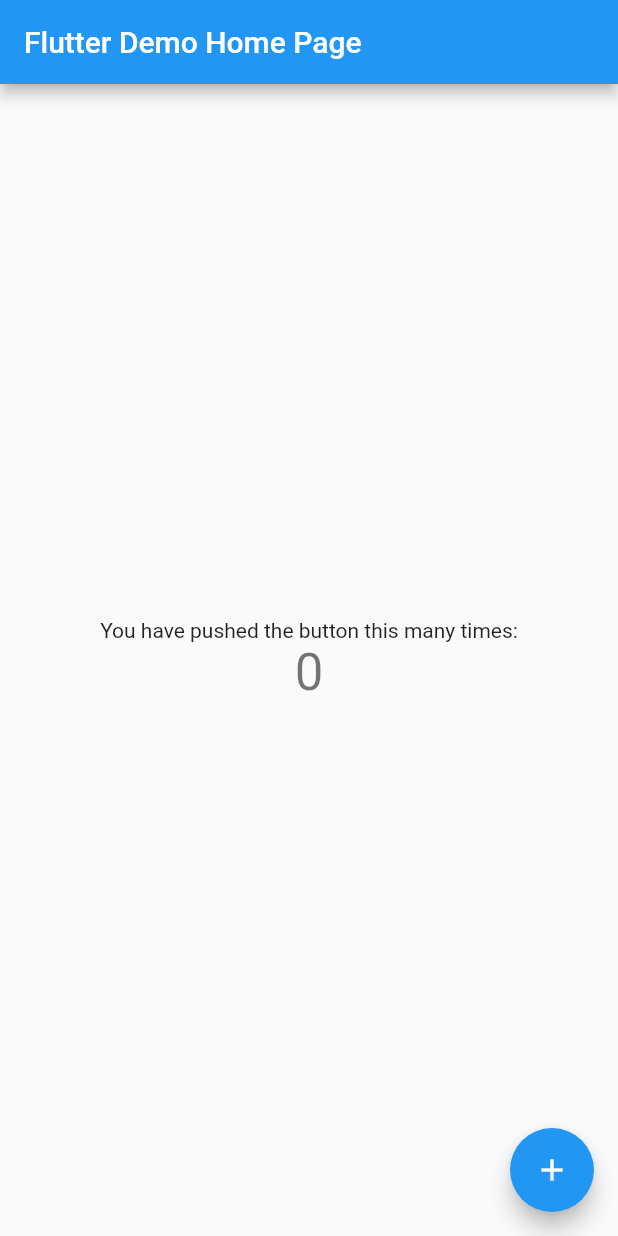
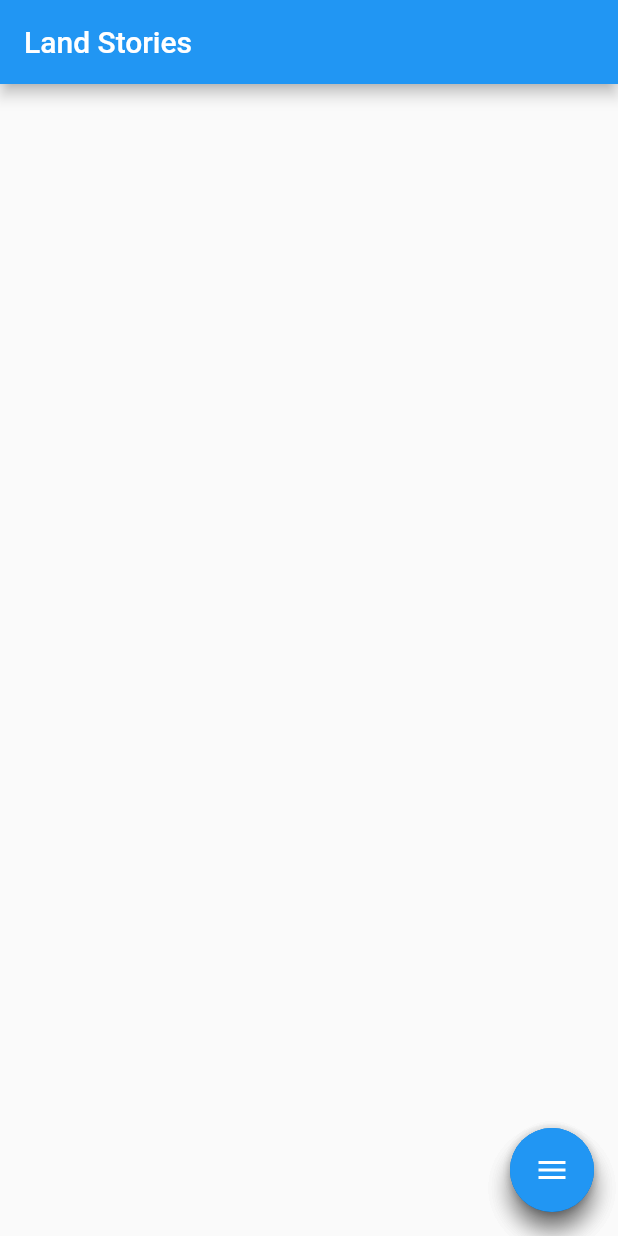
Before and after one commit to bradystroud/LandStories, a Flutter app: the screen it shows after launch, on a phone screen of 412 x 824 dp. Run offline on Flutter 3.47's test engine with Material 2 defaults, Android fonts, the phone set to English and light mode, and no system bars.

Commit message:
add fancyFAB

```diff
--- /dev/null
+++ b/app/land_stories/lib/fancyFab.dart
@@ -0,0 +1,135 @@
+import 'package:flutter/material.dart';
+
+
+// https://medium.com/@agungsurya/create-a-simple-animated-floatingactionbutton-in-flutter-2d24f37cfbcc
+
+class FancyFab extends StatefulWidget {
+  final Function() onPressed;
+  final String tooltip;
+  final IconData icon;
+
+  FancyFab({this.onPressed, this.tooltip, this.icon});
+
+  @override
+  _FancyFabState createState() => _FancyFabState();
+}
+
+class _FancyFabState extends State<FancyFab>
+    with SingleTickerProviderStateMixin {
+  bool isOpened = false;
+  AnimationController _animationController;
+  Animation<Color> _buttonColor;
+  Animation<double> _animateIcon;
+  Animation<double> _translateButton;
+  Curve _curve = Curves.easeOut;
+  double _fabHeight = 56.0;
+
+  @override
+  initState() {
+    _animationController =
+        AnimationController(vsync: this, duration: Duration(milliseconds: 500))
+          ..addListener(() {
+            setState(() {});
+          });
+    _animateIcon =
+        Tween<double>(begin: 0.0, end: 1.0).animate(_animationController);
+    _buttonColor = ColorTween(
+      begin: Colors.blue,
+      end: Colors.red,
+    ).animate(CurvedAnimation(
+      parent: _animationController,
+      curve: Interval(
+        0.00,
+        1.00,
+        curve: Curves.linear,
+      ),
+    ));
+    _translateButton = Tween<double>(
+      begin: _fabHeight,
+      end: -14.0,
+    ).animate(CurvedAnimation(
+      parent: _animationController,
+      curve: Interval(
+        0.0,
+        0.75,
+        curve: _curve,
+      ),
+    ));
+    super.initState();
+  }
+
+  @override
+  dispose() {
+    _animationController.dispose();
+    super.dispose();
+  }
+
+  animate() {
+    if (!isOpened) {
+      _animationController.forward();
+    } else {
+      _animationController.reverse();
+    }
+    isOpened = !isOpened;
+  }
+
+  Widget add() {
+    return Container(
+      child: FloatingActionButton(
+        onPressed: null,
+        tooltip: 'Add',
+        child: Icon(Icons.add),
+      ),
+    );
+  }
+
+  Widget addAlert() {
+    return Container(
+      child: FloatingActionButton(
+        onPressed: null,
+        tooltip: 'Inbox',
+        child: Icon(Icons.add_alert),
+      ),
+    );
+  }
+
+  Widget toggle() {
+    return Container(
+      child: FloatingActionButton(
+        backgroundColor: _buttonColor.value,
+        onPressed: animate,
+        tooltip: 'Toggle',
+        child: AnimatedIcon(
+          icon: AnimatedIcons.menu_close,
+          progress: _animateIcon,
+        ),
+      ),
+    );
+  }
+
+  @override
+  Widget build(BuildContext context) {
+    return Column(
+      mainAxisAlignment: MainAxisAlignment.end,
+      children: <Widget>[
+        Transform(
+          transform: Matrix4.translationValues(
+            0.0,
+            _translateButton.value * 2.0,
+            0.0,
+          ),
+          child: add(),
+        ),
+        Transform(
+          transform: Matrix4.translationValues(
+            0.0,
+            _translateButton.value,
+            0.0,
+          ),
+          child: addAlert(),
+        ),
+        toggle(),
+      ],
+    );
+  }
+}
--- a/app/land_stories/lib/main.dart
+++ b/app/land_stories/lib/main.dart
@@ -1,4 +1,5 @@
 import 'package:flutter/material.dart';
+import 'package:land_stories/fancyFab.dart';
 
 void main() => runApp(MyApp());
 
@@ -20,22 +21,13 @@ class MyApp extends StatelessWidget {
         // is not restarted.
         primarySwatch: Colors.blue,
       ),
-      home: MyHomePage(title: 'Flutter Demo Home Page'),
+      home: MyHomePage(title: 'Land Stories'),
     );
   }
 }
 
 class MyHomePage extends StatefulWidget {
   MyHomePage({Key key, this.title}) : super(key: key);
-
-  // This widget is the home page of your application. It is stateful, meaning
-  // that it has a State object (defined below) that contains fields that affect
-  // how it looks.
-
-  // This class is the configuration for the state. It holds the values (in this
-  // case the title) provided by the parent (in this case the App widget) and
-  // used by the build method of the State. Fields in a Widget subclass are
-  // always marked "final".
 
   final String title;
 
@@ -44,68 +36,22 @@ class MyHomePage extends StatefulWidget {
 }
 
 class _MyHomePageState extends State<MyHomePage> {
-  int _counter = 0;
-
-  void _incrementCounter() {
-    setState(() {
-      // This call to setState tells the Flutter framework that something has
-      // changed in this State, which causes it to rerun the build method below
-      // so that the display can reflect the updated values. If we changed
-      // _counter without calling setState(), then the build method would not be
-      // called again, and so nothing would appear to happen.
-      _counter++;
-    });
-  }
-
   @override
   Widget build(BuildContext context) {
-    // This method is rerun every time setState is called, for instance as done
-    // by the _incrementCounter method above.
-    //
-    // The Flutter framework has been optimized to make rerunning build methods
-    // fast, so that you can just rebuild anything that needs updating rather
-    // than having to individually change instances of widgets.
+
     return Scaffold(
       appBar: AppBar(
-        // Here we take the value from the MyHomePage object that was created by
-        // the App.build method, and use it to set our appbar title.
         title: Text(widget.title),
       ),
       body: Center(
-        // Center is a layout widget. It takes a single child and positions it
-        // in the middle of the parent.
+
         child: Column(
-          // Column is also a layout widget. It takes a list of children and
-          // arranges them vertically. By default, it sizes itself to fit its
-          // children horizontally, and tries to be as tall as its parent.
-          //
-          // Invoke "debug painting" (press "p" in the console, choose the
-          // "Toggle Debug Paint" action from the Flutter Inspector in Android
-          // Studio, or the "Toggle Debug Paint" command in Visual Studio Code)
-          // to see the wireframe for each widget.
-          //
-          // Column has various properties to control how it sizes itself and
-          // how it positions its children. Here we use mainAxisAlignment to
-          // center the children vertically; the main axis here is the vertical
-          // axis because Columns are vertical (the cross axis would be
-          // horizontal).
           mainAxisAlignment: MainAxisAlignment.center,
-          children: <Widget>[
-            Text(
-              'You have pushed the button this many times:',
-            ),
-            Text(
-              '$_counter',
-              style: Theme.of(context).textTheme.display1,
-            ),
-          ],
+          children: <Widget>[],
         ),
       ),
-      floatingActionButton: FloatingActionButton(
-        onPressed: _incrementCounter,
-        tooltip: 'Increment',
-        child: Icon(Icons.add),
-      ), // This trailing comma makes auto-formatting nicer for build methods.
+      floatingActionButton:
+          FancyFab(),
     );
   }
 }
--- a/app/land_stories/pubspec.yaml
+++ b/app/land_stories/pubspec.yaml
@@ -19,6 +19,9 @@ environment:
 dependencies:
   flutter:
     sdk: flutter
+  sqflite: ^1.3.0
+  path_provider: ^1.6.7
+
 
   # The following adds the Cupertino Icons font to your application.
   # Use with the CupertinoIcons class for iOS style icons.
```
Also changed, not shown: app/land_stories/pubspec.lock.
